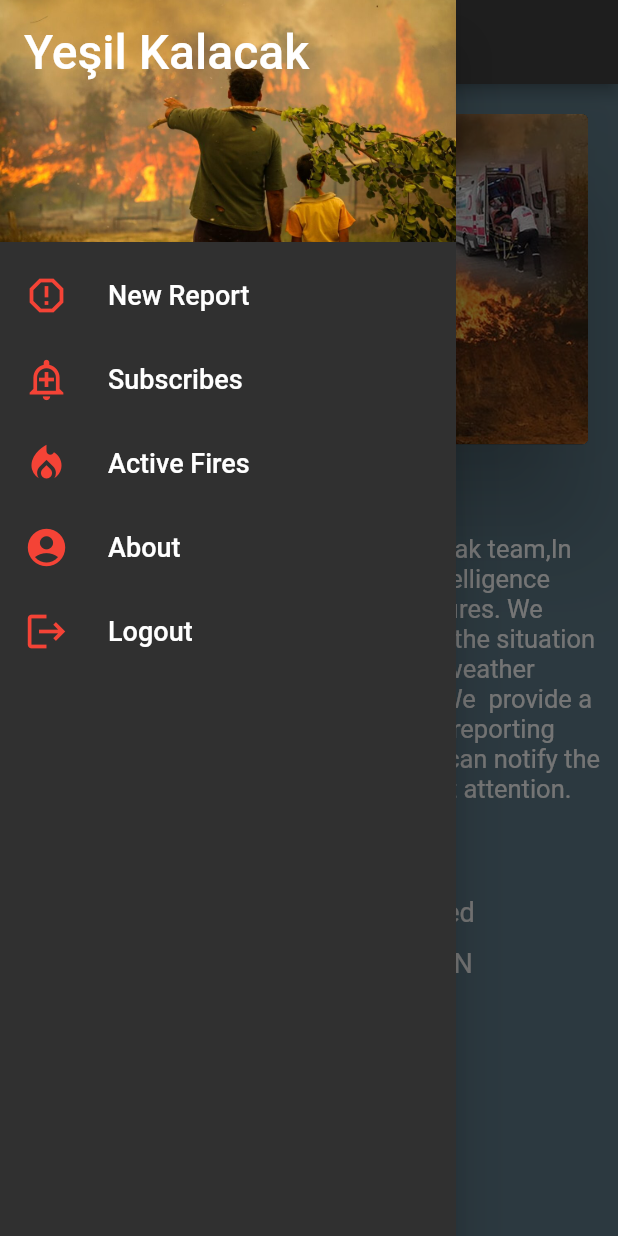
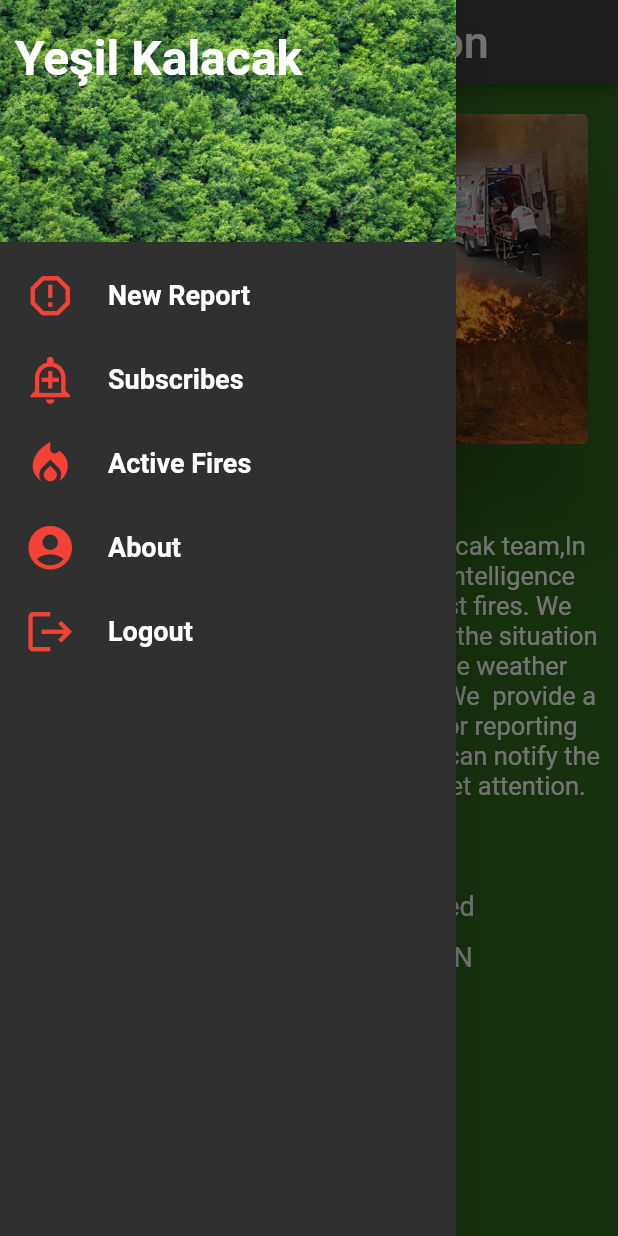
Before and after one commit to abdalrazakit/BP-flutter, a Flutter app: the About screen opened directly, with the side drawer open, on a phone screen of 412 x 824 dp. Run offline on Flutter 3.47's test engine with Material 2 defaults, Android fonts, the phone set to English and light mode, and no system bars; our stand-ins replace dio, firebase_core, firebase_messaging, flutter_bloc, flutter_local_notifications, fluttertoast and 5 more; accounts and stored records are empty; Roboto replaces fonts that are missing (Georgia).

Commit message:
last fixes

```diff
--- a/lib/core/fcm.dart
+++ b/lib/core/fcm.dart
@@ -119,7 +119,7 @@ class _FCMLlistiner extends State<FCMLlistiner> {
         context,
         MaterialPageRoute(
           builder: (context) {
-            return AllFiresScreen();
+            return AllFiresScreen(moveToFireById: int.tryParse(  data['fire_id']) ,);
           },
         ),
       );
--- a/lib/ui/MappableCubit.dart
+++ b/lib/ui/MappableCubit.dart
@@ -1,6 +1,8 @@
+import 'package:flutter_bloc/flutter_bloc.dart';
 import 'package:google_maps_flutter/google_maps_flutter.dart';
 
-mixin MappableCubit {
+mixin MappableCubit<State>  on Cubit<State> {
+  LatLng? target;
   LatLng? latLng;
   List<Marker> locations = [];
 
--- a/lib/ui/about.dart
+++ b/lib/ui/about.dart
@@ -13,7 +13,7 @@ class _AboutState extends State<About> {
   @override
   Widget build(BuildContext context) {
     return Scaffold(
-      backgroundColor: Colors.blueGrey,
+      backgroundColor: Colors.lightGreen.shade900,
       appBar: AppBar(
         title: const Text("About Application"),
         centerTitle: true,
@@ -34,7 +34,7 @@ class _AboutState extends State<About> {
             ),
           ),
           Padding(
-            padding: const EdgeInsets.all(12.0),
+            padding: const EdgeInsets.all(10),
             child: Text(
               'This project was created by Yeşil kalacak team,'
               'In this project, we use mainly artificial intelligence techniques for the detection of forest fires. '
@@ -42,6 +42,7 @@ class _AboutState extends State<About> {
               'with the weather conditions that could affect the fires. We  provide a mobile application intended to use for reporting fires by humans. '
               'Also, the application can notify the people around the confirmed fire to get attention.',
               style: TextStyle(fontSize: 17, color: Colors.white),
+              textAlign: TextAlign.center,
             ),
           ),
           SizedBox(
--- a/lib/ui/custom_drawer.dart
+++ b/lib/ui/custom_drawer.dart
@@ -22,10 +22,11 @@ class _CustomDrawerState extends State<CustomDrawer> {
         padding: EdgeInsets.zero,
         children: <Widget>[
           DrawerHeader(
+            padding: EdgeInsets.only(top: 20,left: 10),
             decoration: BoxDecoration(
               color: Colors.black38,
               image: DecorationImage(
-                image: AssetImage("assets/images/fire2.jpg"),
+                image: AssetImage("assets/images/dbg.jpg"),
                 fit: BoxFit.cover,
               ),
             ),
@@ -34,6 +35,7 @@ class _CustomDrawerState extends State<CustomDrawer> {
               style: TextStyle(
                 color: Colors.white,
                 fontSize: 32,
+                fontWeight: FontWeight.bold
               ),
             ),
           ),
@@ -41,11 +43,11 @@ class _CustomDrawerState extends State<CustomDrawer> {
             leading: Icon(
               Icons.report_gmailerrorred,
               color: Colors.red,
-              size: 30,
+              size: 35,
             ),
             title: Text(
               'New Report',
-              style: TextStyle(fontSize: 18),
+              style: TextStyle(fontSize: 18,fontWeight: FontWeight.bold),
             ),
             onTap: () {
               Navigator.pushReplacement(
@@ -62,11 +64,11 @@ class _CustomDrawerState extends State<CustomDrawer> {
             leading: Icon(
               Icons.add_alert_outlined,
               color: Colors.red,
-              size: 30,
+              size: 35,
             ),
             title: Text(
               'Subscribes',
-              style: TextStyle(fontSize: 18),
+              style: TextStyle(fontSize: 18,fontWeight: FontWeight.bold),
             ),
             onTap: () {
               //Navigator.pop(context);
@@ -84,11 +86,11 @@ class _CustomDrawerState extends State<CustomDrawer> {
             leading: Icon(
               Icons.local_fire_department,
               color: Colors.red,
-              size: 30,
+              size: 35,
             ),
             title: Text(
               'Active Fires',
-              style: TextStyle(fontSize: 18),
+              style: TextStyle(fontSize: 18,fontWeight: FontWeight.bold),
             ),
             onTap: () {
               //Navigator.pop(context);
@@ -106,11 +108,11 @@ class _CustomDrawerState extends State<CustomDrawer> {
             leading: Icon(
               Icons.account_circle,
               color: Colors.red,
-              size: 30,
+              size: 35,
             ),
             title: Text(
               'About',
-              style: TextStyle(fontSize: 18),
+              style: TextStyle(fontSize: 18,fontWeight: FontWeight.bold),
             ),
             onTap: () {
               //Navigator.pop(context);
@@ -128,11 +130,11 @@ class _CustomDrawerState extends State<CustomDrawer> {
             leading: Icon(
               Icons.logout,
               color: Colors.red,
-              size: 30,
+              size: 35,
             ),
             title: Text(
               'Logout',
-              style: TextStyle(fontSize: 18),
+              style: TextStyle(fontSize: 18,fontWeight: FontWeight.bold),
             ),
             onTap: () async {
               await deleteToken();
@@ -141,7 +143,7 @@ class _CustomDrawerState extends State<CustomDrawer> {
                 builder: (context) {
                   return LoginScreen();
                 },
-              ), (c) => true);
+              ), (c) => false);
             },
           ),
         ],
--- a/lib/ui/login/login_screen.dart
+++ b/lib/ui/login/login_screen.dart
@@ -1,3 +1,4 @@
+import 'package:final_project/ui/all_fires/all_fires_screen.dart';
 import 'package:final_project/ui/login/login_cubit.dart';
 import 'package:final_project/ui/new_report/new_report_screen.dart';
 import 'package:firebase_messaging/firebase_messaging.dart';
@@ -34,7 +35,7 @@ class _LoginScreenState extends State<LoginScreen> {
               context,
               MaterialPageRoute(
                 builder: (context) {
-                  return NewReportScreen();
+                  return AllFiresScreen();
                 },
               ),
             );
--- a/lib/ui/new_report/new_report_cubit.dart
+++ b/lib/ui/new_report/new_report_cubit.dart
@@ -30,7 +30,7 @@ class NewReportCubit extends Cubit<NewReportState> with MappableCubit {
             "image": await MultipartFile.fromFile(image!),
             "description": desc,
             "lat": latLng?.latitude,
-            "lang": latLng?.longitude,
+            "lng": latLng?.longitude,
           }));
 
       emit(NewReportState(loading: false, success: req.statusCode == 200));
--- a/lib/ui/subscribes/subscribes_cubit.dart
+++ b/lib/ui/subscribes/subscribes_cubit.dart
@@ -27,7 +27,7 @@ class SubscribesCubit extends Cubit<SubscribesState> with MappableCubit {
       var req = await dio.post("user/addUserSubscribe", data: {
         "description": description,
         "lat": latLng?.latitude,
-        "lang": latLng?.longitude,
+        "lng": latLng?.longitude,
       });
 
       emit(SubscribesState(loading: false, success: req.statusCode == 200));
@@ -50,7 +50,7 @@ class SubscribesCubit extends Cubit<SubscribesState> with MappableCubit {
       try {
         final sLocations = subscribes.map((sub) {
           final _e = LatLng(double.parse(sub['lat_lang']['lat'].toString()),
-              double.parse(sub['lat_lang']['lang'].toString()));
+              double.parse(sub['lat_lang']['lng'].toString()));
 
           final _marker = Marker(
               position: _e,
```
Also changed, not shown: lib/main.dart (+23 -7 lines), lib/onboarding.dart (+8 -1 lines), lib/ui/all_fires/all_fires_cubit.dart (+41 -10 lines), lib/ui/all_fires/all_fires_screen.dart (+21 -3 lines), lib/ui/new_report/new_report_screen.dart (+2 -16 lines), lib/ui/pick_map_screen.dart (+30 -10 lines), assets/images/dbg.jpeg (added), assets/images/dbg.jpg (added).
